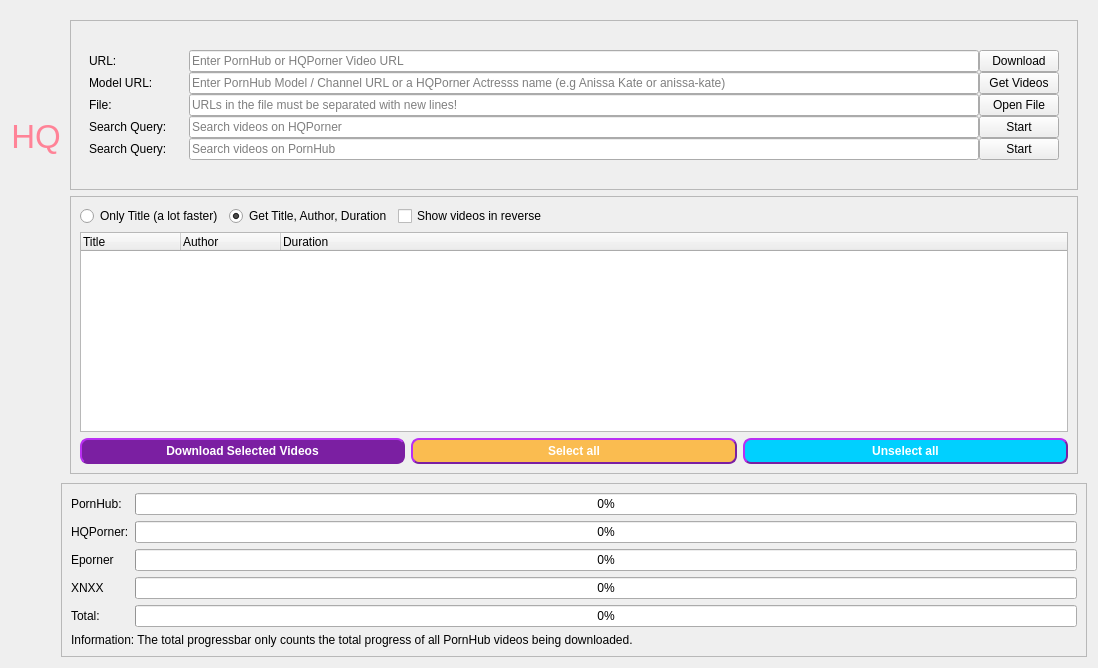
First picture: the form in src/frontend/form_desktop.ui, repository EchterAlsFake/Porn_Fetch, before the edit.
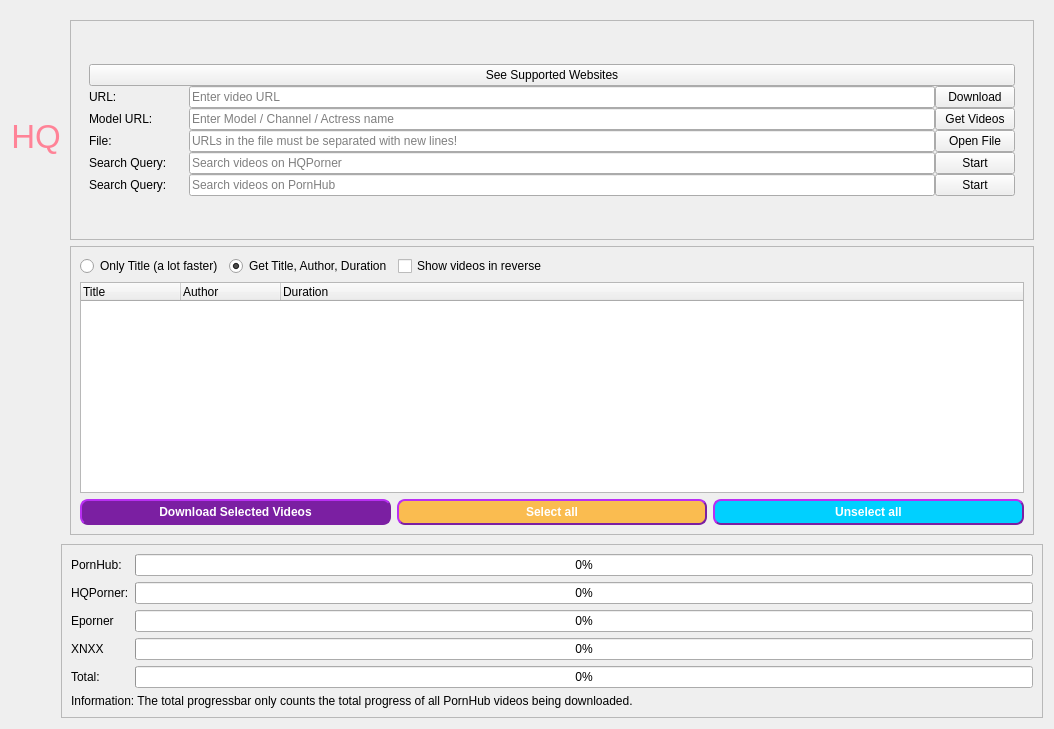
Second picture: the form after the edit. The open tabs and pages were chosen to show the change.

Commit message:
- Included Support for xnxx.com and eporner into the CLI - Updated CLI settings implementations - fixed the metadata for the main gui - updated credits, status and websites.MD
- included a new websites button, which shows websites in the main ui

Patch:
```diff
--- a/src/frontend/form_desktop.ui
+++ b/src/frontend/form_desktop.ui
@@ -6,8 +6,8 @@
    <rect>
     <x>0</x>
     <y>0</y>
-    <width>1098</width>
-    <height>668</height>
+    <width>1054</width>
+    <height>729</height>
    </rect>
   </property>
   <property name="sizePolicy">
@@ -238,7 +238,7 @@
             <rect>
              <x>0</x>
              <y>0</y>
-             <width>1010</width>
+             <width>980</width>
              <height>192</height>
             </rect>
            </property>
@@ -410,7 +410,7 @@
                   <rect>
                    <x>0</x>
                    <y>0</y>
-                   <width>489</width>
+                   <width>960</width>
                    <height>288</height>
                   </rect>
                  </property>
@@ -646,8 +646,8 @@
                 <rect>
                  <x>0</x>
                  <y>0</y>
-                 <width>618</width>
-                 <height>168</height>
+                 <width>948</width>
+                 <height>218</height>
                 </rect>
                </property>
                <layout class="QGridLayout" name="gridLayout_14">
@@ -662,7 +662,7 @@
                   <property name="minimumSize">
                    <size>
                     <width>600</width>
-                    <height>150</height>
+                    <height>200</height>
                    </size>
                   </property>
                   <property name="styleSheet">
@@ -673,7 +673,7 @@
                   </property>
                   <widget class="QWidget" name="page_3">
                    <layout class="QGridLayout" name="gridLayout_5">
-                    <item row="0" column="0">
+                    <item row="1" column="0">
                      <layout class="QGridLayout" name="gridlayout_downloading">
                       <property name="sizeConstraint">
                        <enum>QLayout::SetMaximumSize</enum>
@@ -681,7 +681,92 @@
                       <property name="spacing">
                        <number>0</number>
                       </property>
-                      <item row="0" column="0">
+                      <item row="4" column="2">
+                       <widget class="QPushButton" name="button_open_file">
+                        <property name="sizePolicy">
+                         <sizepolicy hsizetype="Minimum" vsizetype="Fixed">
+                          <horstretch>0</horstretch>
+                          <verstretch>0</verstretch>
+                         </sizepolicy>
+                        </property>
+                        <property name="minimumSize">
+                         <size>
+                          <width>60</width>
+                          <height>2</height>
+                         </size>
+                        </property>
+                        <property name="cursor">
+                         <cursorShape>PointingHandCursor</cursorShape>
+                        </property>
+                        <property name="styleSheet">
+                         <string notr="true"/>
+                        </property>
+                        <property name="text">
+                         <string>Open File</string>
+                        </property>
+                       </widget>
+                      </item>
+                      <item row="5" column="2">
+                       <widget class="QPushButton" name="button_search_hqporner">
+                        <property name="sizePolicy">
+                         <sizepolicy hsizetype="Minimum" vsizetype="Fixed">
+                          <horstretch>0</horstretch>
+                          <verstretch>0</verstretch>
+                         </sizepolicy>
+                        </property>
+                        <property name="cursor">
+                         <cursorShape>PointingHandCursor</cursorShape>
+                        </property>
+                        <property name="text">
+                         <string>Start</string>
+                        </property>
+                       </widget>
+                      </item>
+                      <item row="1" column="2">
+                       <widget class="QPushButton" name="button_download">
+                        <property name="sizePolicy">
+                         <sizepolicy hsizetype="Minimum" vsizetype="Fixed">
+                          <horstretch>0</horstretch>
+                          <verstretch>0</verstretch>
+                         </sizepolicy>
+                        </property>
+                        <property name="minimumSize">
+                         <size>
+                          <width>60</width>
+                          <height>2</height>
+                         </size>
+                        </property>
+                        <property name="cursor">
+                         <cursorShape>PointingHandCursor</cursorShape>
+                        </property>
+                        <property name="styleSheet">
+                         <string notr="true"/>
+                        </property>
+                        <property name="text">
+                         <string>Download</string>
+                        </property>
+                       </widget>
+                      </item>
+                      <item row="6" column="1">
+                       <widget class="QLineEdit" name="lineedit_seach_pornhub">
+                        <property name="sizePolicy">
+                         <sizepolicy hsizetype="MinimumExpanding" vsizetype="Fixed">
+                          <horstretch>0</horstretch>
+                          <verstretch>0</verstretch>
+                         </sizepolicy>
+                        </property>
+                        <property name="minimumSize">
+                         <size>
+                          <width>300</width>
+                          <height>0</height>
+                         </size>
+                        </property>
+                        <property name="placeholderText">
+                         <string>Search videos on PornHub</string>
+                        </property>
+                       </widget>
+                      </item>
+                      <item row="1" column="0">
                        <widget class="QLabel" name="label_url">
                         <property name="sizePolicy">
                          <sizepolicy hsizetype="Minimum" vsizetype="Minimum">
@@ -700,23 +785,40 @@
                         </property>
                        </widget>
                       </item>
-                      <item row="3" column="2">
-                       <widget class="QPushButton" name="button_search_hqporner">
+                      <item row="6" column="0">
+                       <widget class="QLabel" name="label_search_query_pornhub">
+                        <property name="text">
+                         <string>Search Query:</string>
+                        </property>
+                       </widget>
+                      </item>
+                      <item row="5" column="1">
+                       <widget class="QLineEdit" name="lineedit_search_hqporner">
                         <property name="sizePolicy">
-                         <sizepolicy hsizetype="Minimum" vsizetype="Fixed">
+                         <sizepolicy hsizetype="MinimumExpanding" vsizetype="Fixed">
                           <horstretch>0</horstretch>
                           <verstretch>0</verstretch>
                          </sizepolicy>
                         </property>
-                        <property name="cursor">
-                         <cursorShape>PointingHandCursor</cursorShape>
+                        <property name="minimumSize">
+                         <size>
+                          <width>300</width>
+                          <height>0</height>
+                         </size>
                         </property>
+                        <property name="placeholderText">
+                         <string>Search videos on HQPorner</string>
+                        </property>
+                       </widget>
+                      </item>
+                      <item row="5" column="0">
+                       <widget class="QLabel" name="label_search_query_hqporner">
                         <property name="text">
-                         <string>Start</string>
+                         <string>Search Query:</string>
                         </property>
                        </widget>
                       </item>
-                      <item row="2" column="1">
+                      <item row="4" column="1">
                        <widget class="QLineEdit" name="lineedit_file">
                         <property name="sizePolicy">
                          <sizepolicy hsizetype="MinimumExpanding" vsizetype="Fixed">
@@ -741,45 +843,7 @@
                         </property>
                        </widget>
                       </item>
-                      <item row="2" column="0">
-                       <widget class="QLabel" name="label_file">
-                        <property name="sizePolicy">
-                         <sizepolicy hsizetype="Minimum" vsizetype="Minimum">
-                          <horstretch>0</horstretch>
-                          <verstretch>0</verstretch>
-                         </sizepolicy>
-                        </property>
-                        <property name="minimumSize">
-                         <size>
-                          <width>100</width>
-                          <height>2</height>
-                         </size>
-                        </property>
-                        <property name="text">
-                         <string>File:</string>
-                        </property>
-                       </widget>
-                      </item>
-                      <item row="3" column="1">
-                       <widget class="QLineEdit" name="lineedit_search_hqporner">
-                        <property name="sizePolicy">
-                         <sizepolicy hsizetype="MinimumExpanding" vsizetype="Fixed">
-                          <horstretch>0</horstretch>
-                          <verstretch>0</verstretch>
-                         </sizepolicy>
-                        </property>
-                        <property name="minimumSize">
-                         <size>
-                          <width>300</width>
-                          <height>0</height>
-                         </size>
-                        </property>
-                        <property name="placeholderText">
-                         <string>Search videos on HQPorner</string>
-                        </property>
-                       </widget>
-                      </item>
-                      <item row="0" column="1">
+                      <item row="1" column="1">
                        <widget class="QLineEdit" name="lineedit_url">
                         <property name="sizePolicy">
                          <sizepolicy hsizetype="MinimumExpanding" vsizetype="Fixed">
@@ -794,30 +858,11 @@
                          </size>
                         </property>
                         <property name="placeholderText">
-                         <string>Enter PornHub or HQPorner Video URL</string>
+                         <string>Enter video URL</string>
                         </property>
                        </widget>
                       </item>
-                      <item row="1" column="0">
-                       <widget class="QLabel" name="label_model_url">
-                        <property name="sizePolicy">
-                         <sizepolicy hsizetype="Minimum" vsizetype="Minimum">
-                          <horstretch>0</horstretch>
-                          <verstretch>0</verstretch>
-                         </sizepolicy>
-                        </property>
-                        <property name="minimumSize">
-                         <size>
-                          <width>100</width>
-                          <height>2</height>
-                         </size>
-                        </property>
-                        <property name="text">
-                         <string>Model URL:</string>
-                        </property>
-                       </widget>
-                      </item>
-                      <item row="1" column="2">
+                      <item row="3" column="2">
                        <widget class="QPushButton" name="button_model">
                         <property name="sizePolicy">
                          <sizepolicy hsizetype="Minimum" vsizetype="Fixed">
@@ -842,109 +887,7 @@
                         </property>
                        </widget>
                       </item>
-                      <item row="1" column="1">
-                       <widget class="QLineEdit" name="lineedit_model_url">
-                        <property name="sizePolicy">
-                         <sizepolicy hsizetype="MinimumExpanding" vsizetype="Fixed">
-                          <horstretch>0</horstretch>
-                          <verstretch>0</verstretch>
-                         </sizepolicy>
-                        </property>
-                        <property name="minimumSize">
-                         <size>
-                          <width>300</width>
-                          <height>2</height>
-                         </size>
-                        </property>
-                        <property name="placeholderText">
-                         <string>Enter PornHub Model / Channel URL or a HQPorner Actresss name (e.g Anissa Kate or anissa-kate)</string>
-                        </property>
-                       </widget>
-                      </item>
-                      <item row="0" column="2">
-                       <widget class="QPushButton" name="button_download">
-                        <property name="sizePolicy">
-                         <sizepolicy hsizetype="Minimum" vsizetype="Fixed">
-                          <horstretch>0</horstretch>
-                          <verstretch>0</verstretch>
-                         </sizepolicy>
-                        </property>
-                        <property name="minimumSize">
-                         <size>
-                          <width>60</width>
-                          <height>2</height>
-                         </size>
-                        </property>
-                        <property name="cursor">
-                         <cursorShape>PointingHandCursor</cursorShape>
-                        </property>
-                        <property name="styleSheet">
-                         <string notr="true"/>
-                        </property>
-                        <property name="text">
-                         <string>Download</string>
-                        </property>
-                       </widget>
-                      </item>
-                      <item row="2" column="2">
-                       <widget class="QPushButton" name="button_open_file">
-                        <property name="sizePolicy">
-                         <sizepolicy hsizetype="Minimum" vsizetype="Fixed">
-                          <horstretch>0</horstretch>
-                          <verstretch>0</verstretch>
-                         </sizepolicy>
-                        </property>
-                        <property name="minimumSize">
-                         <size>
-                          <width>60</width>
-                          <height>2</height>
-                         </size>
-                        </property>
-                        <property name="cursor">
-                         <cursorShape>PointingHandCursor</cursorShape>
-                        </property>
-                        <property name="styleSheet">
-                         <string notr="true"/>
-                        </property>
-                        <property name="text">
-                         <string>Open File</string>
-                        </property>
-                       </widget>
-                      </item>
-                      <item row="3" column="0">
-                       <widget class="QLabel" name="label_search_query_hqporner">
-                        <property name="text">
-                         <string>Search Query:</string>
-                        </property>
-                       </widget>
-                      </item>
-                      <item row="4" column="0">
-                       <widget class="QLabel" name="label_search_query_pornhub">
-                        <property name="text">
-                         <string>Search Query:</string>
-                        </property>
-                       </widget>
-                      </item>
-                      <item row="4" column="1">
-                       <widget class="QLineEdit" name="lineedit_seach_pornhub">
-                        <property name="sizePolicy">
-                         <sizepolicy hsizetype="MinimumExpanding" vsizetype="Fixed">
-                          <horstretch>0</horstretch>
-                          <verstretch>0</verstretch>
-                         </sizepolicy>
-                        </property>
-                        <property name="minimumSize">
-                         <size>
-                          <width>300</width>
-                          <height>0</height>
-                         </size>
-                        </property>
-                        <property name="placeholderText">
-                         <string>Search videos on PornHub</string>
-                        </property>
-                       </widget>
-                      </item>
-                      <item row="4" column="2">
+                      <item row="6" column="2">
                        <widget class="QPushButton" name="button_search_pornhub">
                         <property name="sizePolicy">
                          <sizepolicy hsizetype="Minimum" vsizetype="Fixed">
@@ -960,6 +903,70 @@
                         </property>
                        </widget>
                       </item>
+                      <item row="3" column="1">
+                       <widget class="QLineEdit" name="lineedit_model_url">
+                        <property name="sizePolicy">
+                         <sizepolicy hsizetype="MinimumExpanding" vsizetype="Fixed">
+                          <horstretch>0</horstretch>
+                          <verstretch>0</verstretch>
+                         </sizepolicy>
+                        </property>
+                        <property name="minimumSize">
+                         <size>
+                          <width>300</width>
+                          <height>2</height>
+                         </size>
+                        </property>
+                        <property name="placeholderText">
+                         <string>Enter Model / Channel / Actress name</string>
+                        </property>
+                       </widget>
+                      </item>
+                      <item row="3" column="0">
+                       <widget class="QLabel" name="label_model_url">
+                        <property name="sizePolicy">
+                         <sizepolicy hsizetype="Minimum" vsizetype="Minimum">
+                          <horstretch>0</horstretch>
+                          <verstretch>0</verstretch>
+                         </sizepolicy>
+                        </property>
+                        <property name="minimumSize">
+                         <size>
+                          <width>100</width>
+                          <height>2</height>
+                         </size>
+                        </property>
+                        <property name="text">
+                         <string>Model URL:</string>
+                        </property>
+                       </widget>
+                      </item>
+                      <item row="4" column="0">
+                       <widget class="QLabel" name="label_file">
+                        <property name="sizePolicy">
+                         <sizepolicy hsizetype="Minimum" vsizetype="Minimum">
+                          <horstretch>0</horstretch>
+                          <verstretch>0</verstretch>
+                         </sizepolicy>
+                        </property>
+                        <property name="minimumSize">
+                         <size>
+                          <width>100</width>
+                          <height>2</height>
+                         </size>
+                        </property>
+                        <property name="text">
+                         <string>File:</string>
+                        </property>
+                       </widget>
+                      </item>
+                      <item row="0" column="0" colspan="3">
+                       <widget class="QPushButton" name="button_switch_supported_websites">
+                        <property name="text">
+                         <string>See Supported Websites</string>
+                        </property>
+                       </widget>
+                      </item>
                      </layout>
                     </item>
                    </layout>
```
Left out of the diff: 66 changed lines with no effect on the pictures. The commit also changes 5 other files.
